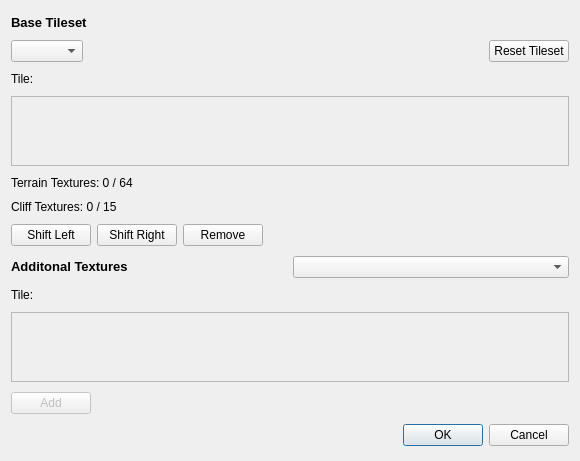
This is src/menus/tile_setter.ui in stijnherfst/HiveWE as Qt 5 draws it before an edit. The edited form follows.
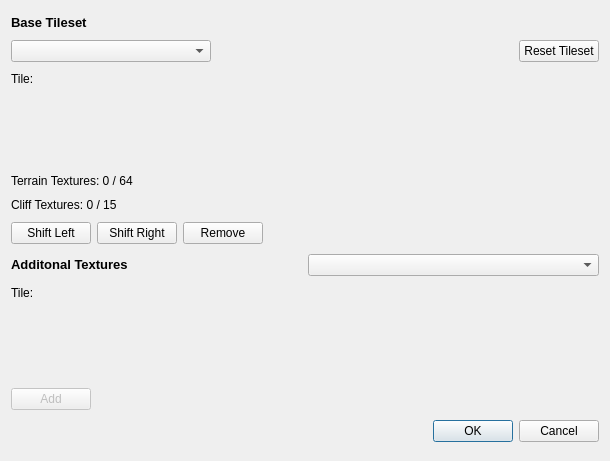
This is the edited form.

Patch:
```diff
--- a/src/menus/tile_setter.ui
+++ b/src/menus/tile_setter.ui
@@ -9,7 +9,7 @@
    <rect>
     <x>0</x>
     <y>0</y>
-    <width>580</width>
+    <width>610</width>
     <height>461</height>
    </rect>
   </property>
@@ -52,6 +52,12 @@
      </property>
      <item>
       <widget class="QComboBox" name="baseTileset">
+       <property name="minimumSize">
+        <size>
+         <width>200</width>
+         <height>0</height>
+        </size>
+       </property>
        <property name="toolTip">
         <string>Available tilesets.</string>
        </property>
@@ -109,6 +115,9 @@
        <verstretch>0</verstretch>
       </sizepolicy>
      </property>
+     <property name="frameShape">
+      <enum>QFrame::NoFrame</enum>
+     </property>
      <property name="horizontalScrollBarPolicy">
       <enum>Qt::ScrollBarAlwaysOff</enum>
      </property>
@@ -123,7 +132,7 @@
        <rect>
         <x>0</x>
         <y>0</y>
-        <width>566</width>
+        <width>598</width>
         <height>52</height>
        </rect>
       </property>
@@ -257,6 +266,9 @@
        <verstretch>0</verstretch>
       </sizepolicy>
      </property>
+     <property name="frameShape">
+      <enum>QFrame::NoFrame</enum>
+     </property>
      <property name="horizontalScrollBarPolicy">
       <enum>Qt::ScrollBarAlwaysOff</enum>
      </property>
@@ -271,7 +283,7 @@
        <rect>
         <x>0</x>
         <y>0</y>
-        <width>566</width>
+        <width>598</width>
         <height>52</height>
        </rect>
       </property>
```
